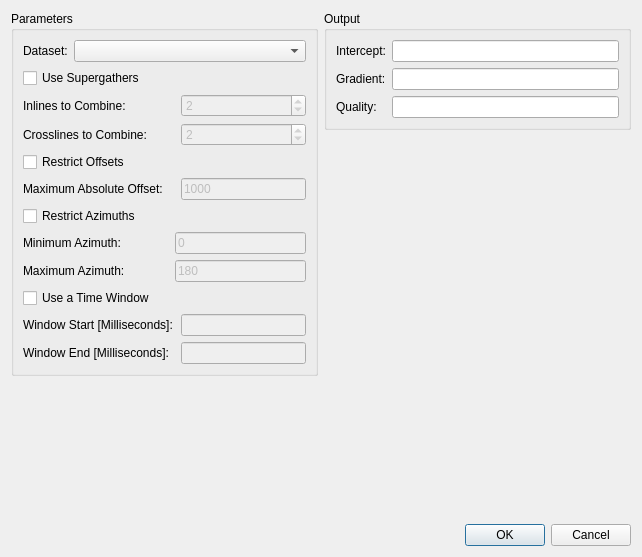
Above: ProzessUI/interceptgradientvolumedialog.ui from fsoos74/su before the change. Below: the same form after it.
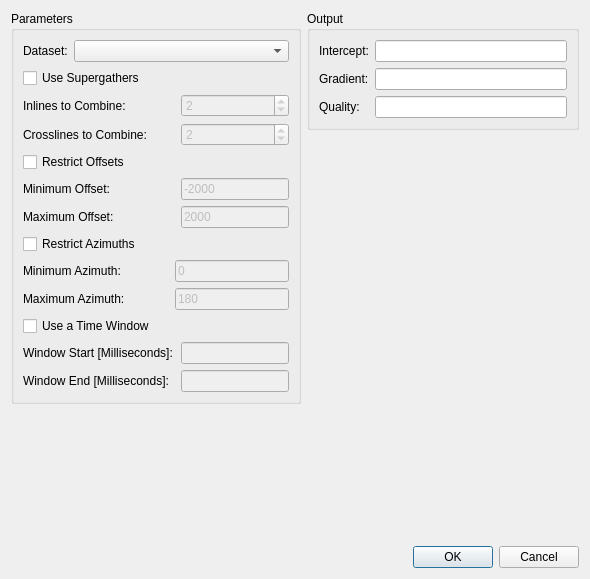
That is the form after the change. Icons and pictures are not drawn.

Patch:
```diff
--- a/ProzessUI/interceptgradientvolumedialog.ui
+++ b/ProzessUI/interceptgradientvolumedialog.ui
@@ -6,8 +6,8 @@
    <rect>
     <x>0</x>
     <y>0</y>
-    <width>642</width>
-    <height>557</height>
+    <width>590</width>
+    <height>579</height>
    </rect>
   </property>
   <property name="windowTitle">
@@ -26,15 +26,8 @@
         <string>Parameters</string>
        </property>
        <layout class="QGridLayout" name="gridLayout_2">
-        <item row="11" column="0">
-         <widget class="QLabel" name="label_6">
-          <property name="text">
-           <string>Window End [Milliseconds]:</string>
-          </property>
-         </widget>
-        </item>
-        <item row="10" column="2">
-         <widget class="QLineEdit" name="leWindowStart">
+        <item row="12" column="2">
+         <widget class="QLineEdit" name="leWindowEnd">
           <property name="enabled">
            <bool>false</bool>
           </property>
@@ -61,29 +54,71 @@
           </item>
          </layout>
         </item>
-        <item row="3" column="2">
-         <widget class="QSpinBox" name="sbCrosslines">
+        <item row="8" column="1" colspan="2">
+         <widget class="QLineEdit" name="leMinAzimuth">
           <property name="enabled">
            <bool>false</bool>
           </property>
-          <property name="minimum">
-           <number>1</number>
+          <property name="text">
+           <string>0</string>
           </property>
-          <property name="maximum">
-           <number>9</number>
+         </widget>
+        </item>
+        <item row="3" column="0">
+         <widget class="QLabel" name="label_9">
+          <property name="text">
+           <string>Crosslines to Combine:</string>
           </property>
-          <property name="value">
-           <number>2</number>
+         </widget>
+        </item>
+        <item row="8" column="0">
+         <widget class="QLabel" name="label_23">
+          <property name="text">
+           <string>Minimum Azimuth:</string>
           </property>
          </widget>
         </item>
-        <item row="9" column="0">
+        <item row="6" column="0">
+         <widget class="QLabel" name="label_8">
+          <property name="text">
+           <string>Maximum Offset:</string>
+          </property>
+         </widget>
+        </item>
+        <item row="4" column="0">
+         <widget class="QCheckBox" name="cbRestrictOffset">
+          <property name="text">
+           <string>Restrict Offsets</string>
+          </property>
+          <property name="checked">
+           <bool>false</bool>
+          </property>
+         </widget>
+        </item>
+        <item row="10" column="0">
          <widget class="QCheckBox" name="cbTimeWindow">
           <property name="text">
            <string>Use a Time Window</string>
           </property>
          </widget>
         </item>
+        <item row="9" column="1" colspan="2">
+         <widget class="QLineEdit" name="leMaxAzimuth">
+          <property name="enabled">
+           <bool>false</bool>
+          </property>
+          <property name="text">
+           <string>180</string>
+          </property>
+         </widget>
+        </item>
+        <item row="11" column="2">
+         <widget class="QLineEdit" name="leWindowStart">
+          <property name="enabled">
+           <bool>false</bool>
+          </property>
+         </widget>
+        </item>
         <item row="2" column="2">
          <widget class="QSpinBox" name="sbInlines">
           <property name="enabled">
@@ -100,37 +135,36 @@
           </property>
          </widget>
         </item>
-        <item row="11" column="2">
-         <widget class="QLineEdit" name="leWindowEnd">
+        <item row="3" column="2">
+         <widget class="QSpinBox" name="sbCrosslines">
           <property name="enabled">
            <bool>false</bool>
           </property>
+          <property name="minimum">
+           <number>1</number>
+          </property>
+          <property name="maximum">
+           <number>9</number>
+          </property>
+          <property name="value">
+           <number>2</number>
+          </property>
          </widget>
         </item>
-        <item row="8" column="0">
-         <widget class="QLabel" name="label_24">
+        <item row="12" column="0">
+         <widget class="QLabel" name="label_6">
           <property name="text">
-           <string>Maximum Azimuth:</string>
+           <string>Window End [Milliseconds]:</string>
           </property>
          </widget>
         </item>
-        <item row="10" column="0" colspan="2">
+        <item row="11" column="0" colspan="2">
          <widget class="QLabel" name="label_2">
           <property name="text">
            <string>Window Start [Milliseconds]:</string>
           </property>
          </widget>
         </item>
-        <item row="4" column="0">
-         <widget class="QCheckBox" name="cbRestrictOffset">
-          <property name="text">
-           <string>Restrict Offsets</string>
-          </property>
-          <property name="checked">
-           <bool>false</bool>
-          </property>
-         </widget>
-        </item>
         <item row="2" column="0">
          <widget class="QLabel" name="label_5">
           <property name="text">
@@ -138,30 +172,6 @@
           </property>
          </widget>
         </item>
-        <item row="5" column="2">
-         <widget class="QLineEdit" name="leMaxOffset">
-          <property name="enabled">
-           <bool>false</bool>
-          </property>
-          <property name="text">
-           <string>1000</string>
-          </property>
-         </widget>
-        </item>
-        <item row="6" column="0">
-         <widget class="QCheckBox" name="cbRestrictAzimuth">
-          <property name="text">
-           <string>Restrict Azimuths</string>
-          </property>
-         </widget>
-        </item>
-        <item row="3" column="0">
-         <widget class="QLabel" name="label_9">
-          <property name="text">
-           <string>Crosslines to Combine:</string>
-          </property>
-         </widget>
-        </item>
         <item row="1" column="0">
          <widget class="QCheckBox" name="cbSuperGather">
           <property name="text">
@@ -169,37 +179,44 @@
           </property>
          </widget>
         </item>
-        <item row="7" column="1" colspan="2">
-         <widget class="QLineEdit" name="leMinAzimuth">
-          <property name="enabled">
-           <bool>false</bool>
-          </property>
+        <item row="9" column="0">
+         <widget class="QLabel" name="label_24">
           <property name="text">
-           <string>0</string>
-          </property>
-         </widget>
-        </item>
-        <item row="5" column="0">
-         <widget class="QLabel" name="label_8">
-          <property name="text">
-           <string>Maximum Absolute Offset:</string>
+           <string>Maximum Azimuth:</string>
           </property>
          </widget>
         </item>
         <item row="7" column="0">
-         <widget class="QLabel" name="label_23">
+         <widget class="QCheckBox" name="cbRestrictAzimuth">
           <property name="text">
-           <string>Minimum Azimuth:</string>
+           <string>Restrict Azimuths</string>
           </property>
          </widget>
         </item>
-        <item row="8" column="1" colspan="2">
-         <widget class="QLineEdit" name="leMaxAzimuth">
+        <item row="6" column="2">
+         <widget class="QLineEdit" name="leMaxOffset">
           <property name="enabled">
            <bool>false</bool>
           </property>
           <property name="text">
-           <string>180</string>
+           <string>2000</string>
+          </property>
+         </widget>
+        </item>
+        <item row="5" column="0">
+         <widget class="QLabel" name="label_10">
+          <property name="text">
+           <string>Minimum Offset:</string>
+          </property>
+         </widget>
+        </item>
+        <item row="5" column="2">
+         <widget class="QLineEdit" name="leMinOffset">
+          <property name="enabled">
+           <bool>false</bool>
+          </property>
+          <property name="text">
+           <string>-2000</string>
           </property>
          </widget>
         </item>
@@ -210,8 +227,6 @@
        <zorder>label_9</zorder>
        <zorder>sbCrosslines</zorder>
        <zorder>cbRestrictOffset</zorder>
-       <zorder>label_8</zorder>
-       <zorder>leMaxOffset</zorder>
        <zorder>cbRestrictAzimuth</zorder>
        <zorder>label_23</zorder>
        <zorder>leMinAzimuth</zorder>
@@ -222,7 +237,10 @@
        <zorder>leWindowStart</zorder>
        <zorder>label_6</zorder>
        <zorder>leWindowEnd</zorder>
-       <zorder>groupBox</zorder>
+       <zorder>label_8</zorder>
+       <zorder>leMaxOffset</zorder>
+       <zorder>label_10</zorder>
+       <zorder>leMinOffset</zorder>
       </widget>
      </item>
      <item>
```
Left out of the diff: 16 changed lines with no effect on the pictures.
